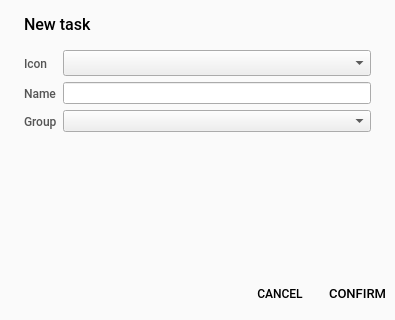
ChechenItza/Daily-Planner, file views/taskdialog.ui: the form before one commit.
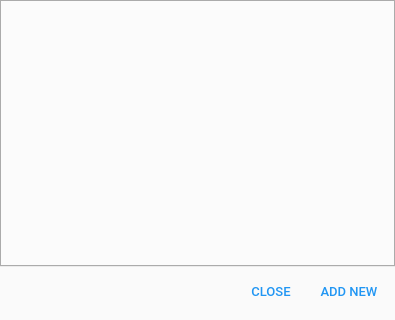
The form after the commit. The open tabs and pages were chosen to show the change.

```diff
--- a/views/taskdialog.ui
+++ b/views/taskdialog.ui
@@ -441,9 +441,6 @@
    <string notr="true"/>
   </property>
   <layout class="QVBoxLayout" name="verticalLayout">
-   <property name="spacing">
-    <number>0</number>
-   </property>
    <property name="leftMargin">
     <number>0</number>
    </property>
@@ -452,31 +449,6 @@
    </property>
    <property name="rightMargin">
     <number>0</number>
-   </property>
-   <property name="bottomMargin">
-    <number>0</number>
-   </property>
-   <item>
-    <widget class="QStackedWidget" name="stackedWidget">
-     <property name="currentIndex">
-      <number>0</number>
-     </property>
-     <widget class="QWidget" name="page">
-      <layout class="QVBoxLayout" name="verticalLayout_2">
-       <property name="spacing">
-        <number>6</number>
-       </property>
-       <property name="leftMargin">
-        <number>0</number>
-       </property>
-       <property name="topMargin">
-        <number>0</number>
-       </property>
-       <property name="rightMargin">
-        <number>0</number>
-       </property>
-       <property name="bottomMargin">
-        <number>9</number>
        </property>
        <item>
         <layout class="QVBoxLayout" name="taskSelectLayout">
@@ -779,291 +751,6 @@
           </widget>
          </item>
         </layout>
-       </item>
-      </layout>
-     </widget>
-     <widget class="QWidget" name="page_3">
-      <layout class="QVBoxLayout" name="verticalLayout_7">
-       <property name="spacing">
-        <number>0</number>
-       </property>
-       <property name="leftMargin">
-        <number>0</number>
-       </property>
-       <property name="topMargin">
-        <number>14</number>
-       </property>
-       <property name="rightMargin">
-        <number>0</number>
-       </property>
-       <item>
-        <layout class="QHBoxLayout" name="horizontalLayout_4">
-         <property name="spacing">
-          <number>0</number>
-         </property>
-         <property name="leftMargin">
-          <number>24</number>
-         </property>
-         <property name="rightMargin">
-          <number>24</number>
-         </property>
-         <item>
-          <widget class="QLabel" name="label_4">
-           <property name="font">
-            <font>
-             <family>Roboto Medium</family>
-             <pointsize>12</pointsize>
-             <weight>50</weight>
-             <bold>false</bold>
-            </font>
-           </property>
-           <property name="text">
-            <string>New task</string>
-           </property>
-          </widget>
-         </item>
-         <item>
-          <spacer name="horizontalSpacer_4">
-           <property name="orientation">
-            <enum>Qt::Horizontal</enum>
-           </property>
-           <property name="sizeHint" stdset="0">
-            <size>
-             <width>40</width>
-             <height>20</height>
-            </size>
-           </property>
-          </spacer>
-         </item>
-        </layout>
-       </item>
-       <item>
-        <layout class="QFormLayout" name="formLayout">
-         <property name="horizontalSpacing">
-          <number>6</number>
-         </property>
-         <property name="verticalSpacing">
-          <number>6</number>
-         </property>
-         <property name="leftMargin">
-          <number>24</number>
-         </property>
-         <property name="topMargin">
-          <number>16</number>
-         </property>
-         <property name="rightMargin">
-          <number>24</number>
-         </property>
-         <property name="bottomMargin">
-          <number>24</number>
-         </property>
-         <item row="0" column="0">
-          <widget class="QLabel" name="label_5">
-           <property name="font">
-            <font>
-             <family>Roboto Medium</family>
-            </font>
-           </property>
-           <property name="styleSheet">
-            <string notr="true">color: rgba(0, 0, 0,  66%);</string>
-           </property>
-           <property name="text">
-            <string>Icon</string>
-           </property>
-          </widget>
-         </item>
-         <item row="0" column="1">
-          <widget class="QComboBox" name="taskIconBox">
-           <property name="sizePolicy">
-            <sizepolicy hsizetype="Expanding" vsizetype="Preferred">
-             <horstretch>0</horstretch>
-             <verstretch>0</verstretch>
-            </sizepolicy>
-           </property>
-           <property name="cursor">
-            <cursorShape>PointingHandCursor</cursorShape>
-           </property>
-           <property name="styleSheet">
-            <string notr="true">color: rgba(0, 0, 0,  66%);</string>
-           </property>
-           <property name="maxVisibleItems">
-            <number>10</number>
-           </property>
-           <property name="sizeAdjustPolicy">
-            <enum>QComboBox::AdjustToMinimumContentsLengthWithIcon</enum>
-           </property>
-           <property name="iconSize">
-            <size>
-             <width>18</width>
-             <height>18</height>
-            </size>
-           </property>
-           <property name="duplicatesEnabled">
-            <bool>true</bool>
-           </property>
-           <property name="frame">
-            <bool>true</bool>
-           </property>
-          </widget>
-         </item>
-         <item row="1" column="0">
-          <widget class="QLabel" name="label_6">
-           <property name="font">
-            <font>
-             <family>Roboto Medium</family>
-            </font>
-           </property>
-           <property name="styleSheet">
-            <string notr="true">color: rgba(0, 0, 0,  66%);</string>
-           </property>
-           <property name="text">
-            <string>Name</string>
-           </property>
-          </widget>
-         </item>
-         <item row="1" column="1">
-          <widget class="QLineEdit" name="taskNameEdit">
-           <property name="sizePolicy">
-            <sizepolicy hsizetype="Expanding" vsizetype="Preferred">
-             <horstretch>0</horstretch>
-             <verstretch>0</verstretch>
-            </sizepolicy>
-           </property>
-           <property name="styleSheet">
-            <string notr="true">color: rgba(0, 0, 0,  66%);</string>
-           </property>
-          </widget>
-         </item>
-         <item row="2" column="0">
-          <widget class="QLabel" name="label_7">
-           <property name="font">
-            <font>
-             <family>Roboto Medium</family>
-            </font>
-           </property>
-           <property name="styleSheet">
-            <string notr="true">color: rgba(0, 0, 0,  66%);</string>
-           </property>
-           <property name="text">
-            <string>Group</string>
-           </property>
-          </widget>
-         </item>
-         <item row="2" column="1">
-          <widget class="QComboBox" name="taskGroupBox">
-           <property name="sizePolicy">
-            <sizepolicy hsizetype="Expanding" vsizetype="Preferred">
-             <horstretch>0</horstretch>
-             <verstretch>0</verstretch>
-            </sizepolicy>
-           </property>
-           <property name="cursor">
-            <cursorShape>PointingHandCursor</cursorShape>
-           </property>
-           <property name="styleSheet">
-            <string notr="true">color: rgba(0, 0, 0,  66%);</string>
-           </property>
-          </widget>
-         </item>
-        </layout>
-       </item>
-       <item>
-        <spacer name="verticalSpacer">
-         <property name="orientation">
-          <enum>Qt::Vertical</enum>
-         </property>
-         <property name="sizeHint" stdset="0">
-          <size>
-           <width>20</width>
-           <height>1</height>
-          </size>
-         </property>
-        </spacer>
-       </item>
-       <item>
-        <layout class="QHBoxLayout" name="horizontalLayout_5">
-         <property name="spacing">
-          <number>8</number>
-         </property>
-         <item>
-          <spacer name="horizontalSpacer_5">
-           <property name="orientation">
-            <enum>Qt::Horizontal</enum>
-           </property>
-           <property name="sizeHint" stdset="0">
-            <size>
-             <width>40</width>
-             <height>20</height>
-            </size>
-           </property>
-          </spacer>
-         </item>
-         <item>
-          <widget class="QPushButton" name="cancelAddTaskBtn">
-           <property name="minimumSize">
-            <size>
-             <width>64</width>
-             <height>36</height>
-            </size>
-           </property>
-           <property name="font">
-            <font>
-             <family>Roboto Medium</family>
-             <weight>50</weight>
-             <bold>false</bold>
-            </font>
-           </property>
-           <property name="cursor">
-            <cursorShape>PointingHandCursor</cursorShape>
-           </property>
-           <property name="styleSheet">
-            <string notr="true">padding: 8px;
-color: &quot;#2196f3&quot;;</string>
-           </property>
-           <property name="text">
-            <string>CANCEL</string>
-           </property>
-           <property name="flat">
-            <bool>true</bool>
-           </property>
-          </widget>
-         </item>
-         <item>
-          <widget class="QPushButton" name="confirmAddTaskBtn">
-           <property name="minimumSize">
-            <size>
-             <width>64</width>
-             <height>36</height>
-            </size>
-           </property>
-           <property name="font">
-            <font>
-             <family>Roboto Medium</family>
-             <pointsize>10</pointsize>
-             <weight>50</weight>
-             <bold>false</bold>
-            </font>
-           </property>
-           <property name="cursor">
-            <cursorShape>PointingHandCursor</cursorShape>
-           </property>
-           <property name="styleSheet">
-            <string notr="true">padding: 8px;
-color: &quot;#2196f3&quot;;</string>
-           </property>
-           <property name="text">
-            <string>CONFIRM</string>
-           </property>
-           <property name="flat">
-            <bool>true</bool>
-           </property>
-          </widget>
-         </item>
-        </layout>
-       </item>
-      </layout>
-     </widget>
-    </widget>
    </item>
   </layout>
  </widget>
```
Left out of the diff: 2 changed lines with no effect on the pictures. Lines whose indentation alone changed are shown as unchanged.
